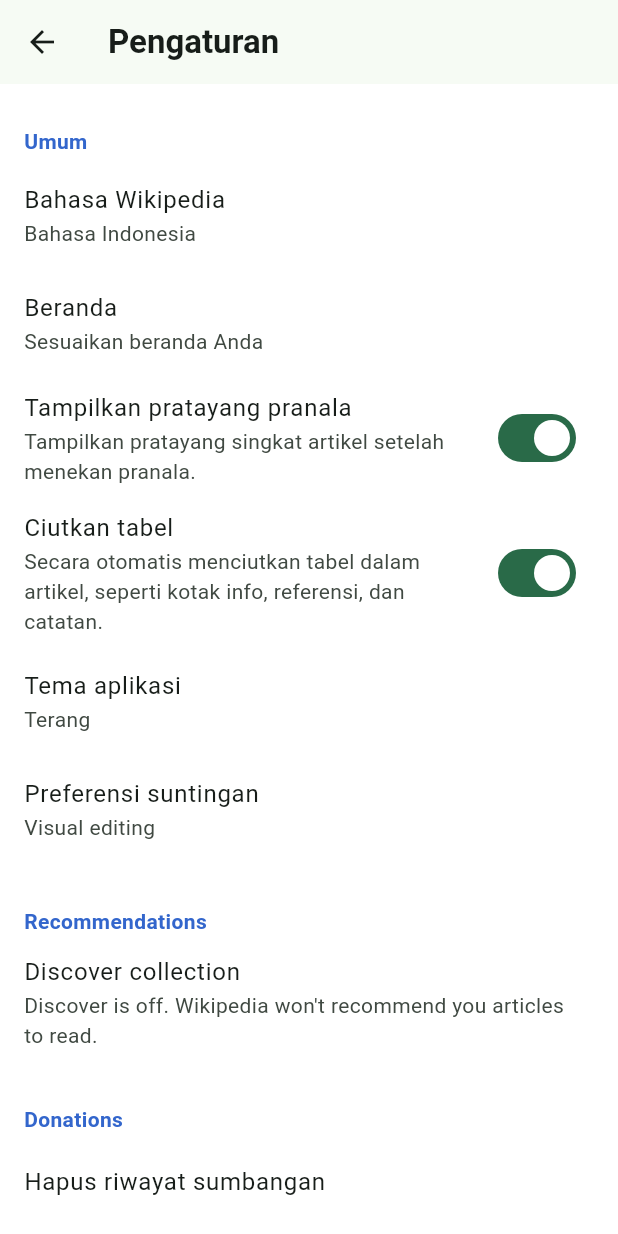
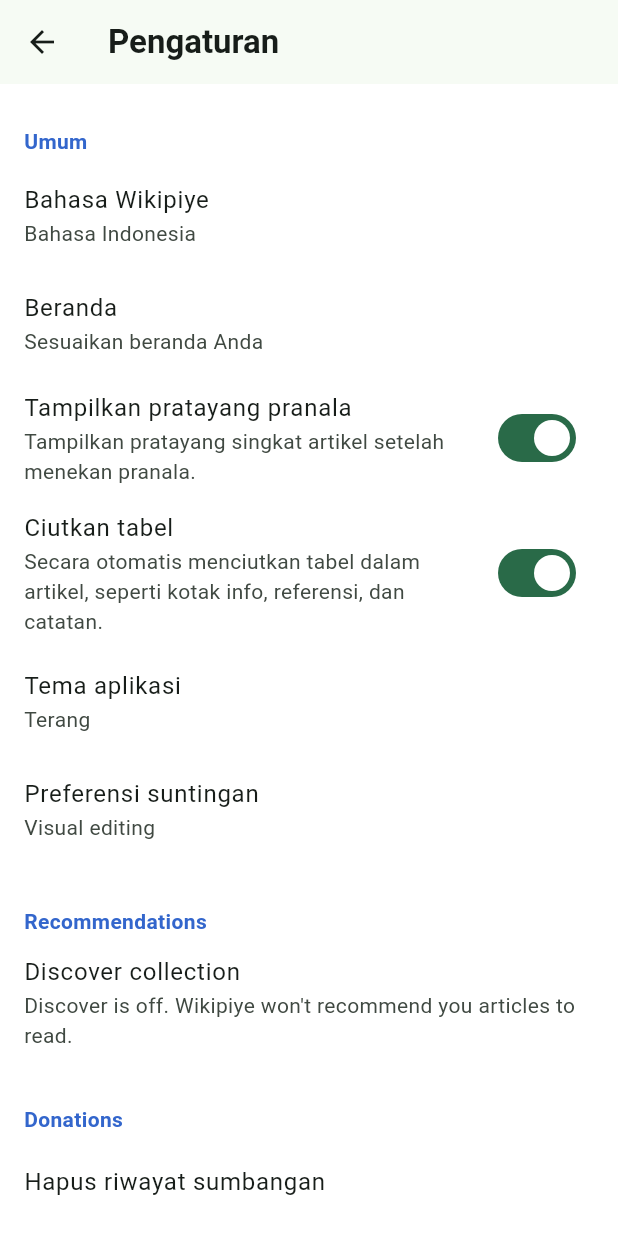
Before and after one commit to Codecooo/WikiPiye, a Flutter app: the SettingsScreen screen opened directly, on a phone screen of 412 x 824 dp. Run offline on Flutter 3.47's test engine with Material 3 defaults, Android fonts, the phone set to English and light mode, and no system bars; our stand-ins replace freezed_annotation; network calls fail.

Commit message:
Update app branding from 'Wikipedia' to 'Wikipiye' in home and settings screens

```diff
--- a/app/lib/ui/home/home_screen.dart
+++ b/app/lib/ui/home/home_screen.dart
@@ -99,7 +99,7 @@
           children: [
             Expanded(
               child: Text(
-                'Wikipedia',
+                'Wikipiye',
                 style: TextStyle(
                   fontFamily: 'Georgia',
                   fontSize: 31,
--- a/app/lib/ui/settings/settings_screen.dart
+++ b/app/lib/ui/settings/settings_screen.dart
@@ -43,7 +43,7 @@
           ValueListenableBuilder<List<WikiLanguage>>(
             valueListenable: selectedLanguages,
             builder: (context, langs, _) => ListTile(
-              title: const Text('Bahasa Wikipedia'),
+              title: const Text('Bahasa Wikipiye'),
               subtitle: Text(langs.map((l) => l.name).join(', ')),
               onTap: () {
                 Navigator.push(
@@ -87,7 +87,7 @@
           ListTile(
             title: const Text('Discover collection'),
             subtitle: const Text(
-              "Discover is off. Wikipedia won't recommend you articles to read.",
+              "Discover is off. Wikipiye won't recommend you articles to read.",
             ),
             onTap: _soon,
           ),
@@ -138,7 +138,7 @@
 
           _section('Tentang'),
           ListTile(
-            title: const Text('Tentang aplikasi WikiiPiye'),
+            title: const Text('Tentang aplikasi WikiPiye'),
             onTap: () => Navigator.push(
               context,
               MaterialPageRoute(builder: (context) => const AboutScreen()),
```
